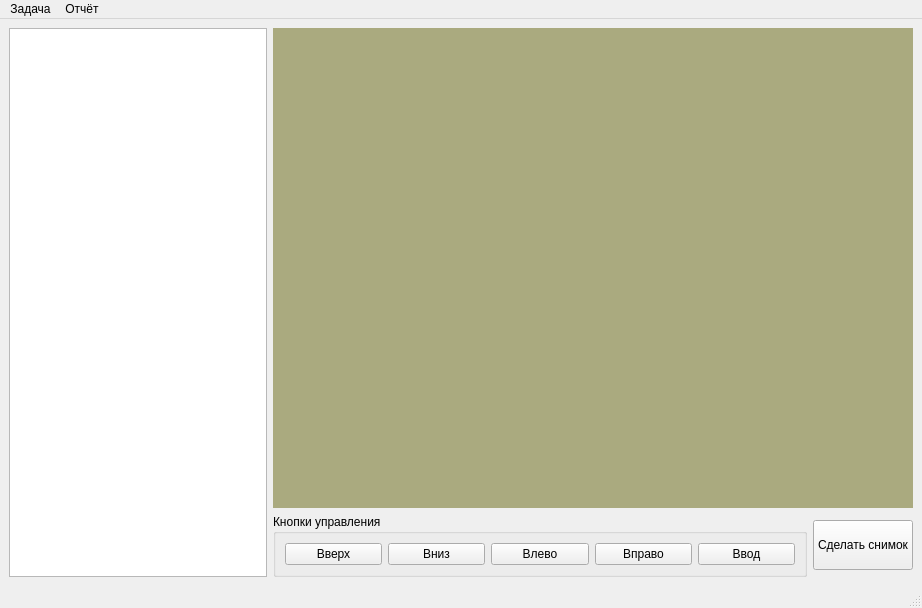
The window that ImageCapture/ImageCapture/Forms/MainWindow.ui (ssidko/WorkProjects) describes before a commit, drawn with Qt 5.
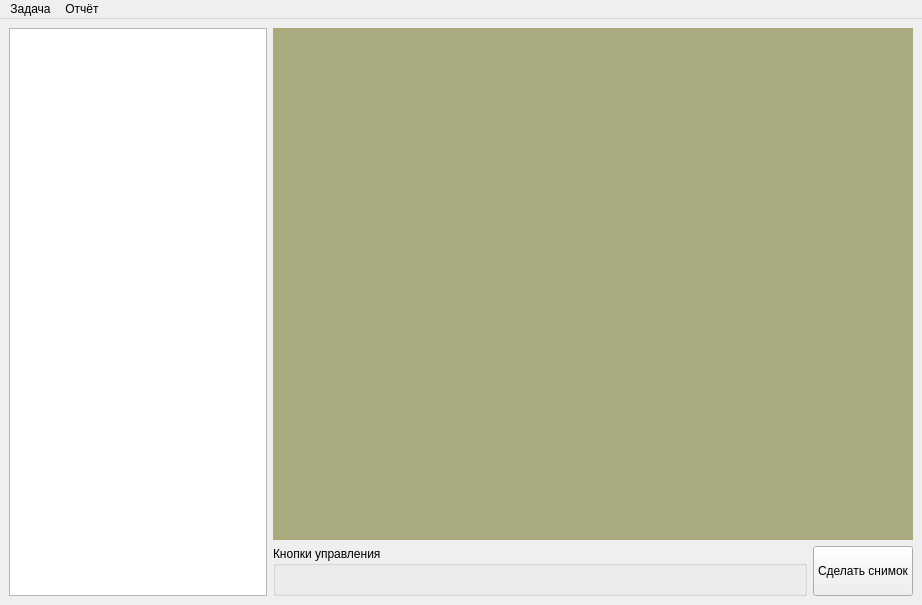
The same window after the commit. Custom widgets are drawn as their Qt base class.

The edit to the form file:
```diff
--- a/ImageCapture/ImageCapture/Forms/MainWindow.ui
+++ b/ImageCapture/ImageCapture/Forms/MainWindow.ui
@@ -120,43 +120,7 @@
           <property name="title">
            <string>Кнопки управления</string>
           </property>
-          <layout class="QHBoxLayout" name="horizontalLayout">
-           <item>
-            <widget class="QPushButton" name="pushButton">
-             <property name="text">
-              <string>Вверх</string>
-             </property>
-            </widget>
-           </item>
-           <item>
-            <widget class="QPushButton" name="pushButton_2">
-             <property name="text">
-              <string>Вниз</string>
-             </property>
-            </widget>
-           </item>
-           <item>
-            <widget class="QPushButton" name="pushButton_3">
-             <property name="text">
-              <string>Влево</string>
-             </property>
-            </widget>
-           </item>
-           <item>
-            <widget class="QPushButton" name="pushButton_5">
-             <property name="text">
-              <string>Вправо</string>
-             </property>
-            </widget>
-           </item>
-           <item>
-            <widget class="QPushButton" name="pushButton_4">
-             <property name="text">
-              <string>Ввод</string>
-             </property>
-            </widget>
-           </item>
-          </layout>
+          <layout class="QHBoxLayout" name="ButtonsHLayout"/>
          </widget>
         </item>
         <item>
@@ -211,7 +175,6 @@
    <addaction name="TaskMenu"/>
    <addaction name="ReportMenu"/>
   </widget>
-  <widget class="QStatusBar" name="statusbar"/>
   <action name="CreateReportAction">
    <property name="text">
     <string>Сформировать</string>
```
Left out of the diff: 2 changed lines with no effect on the pictures.
